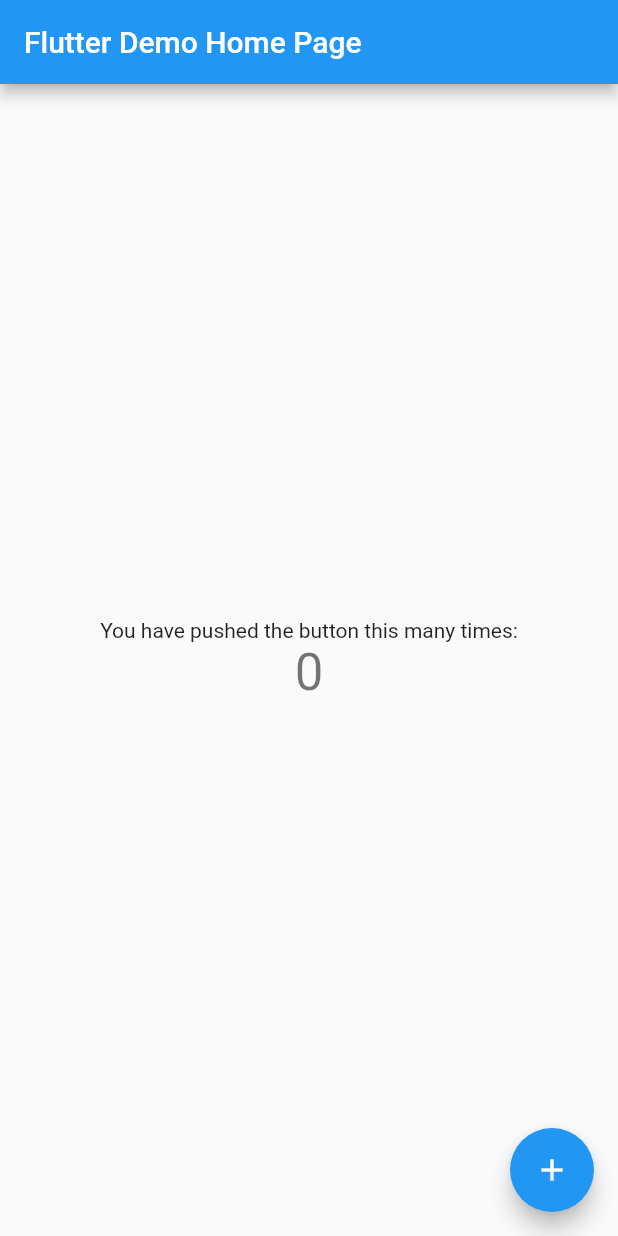
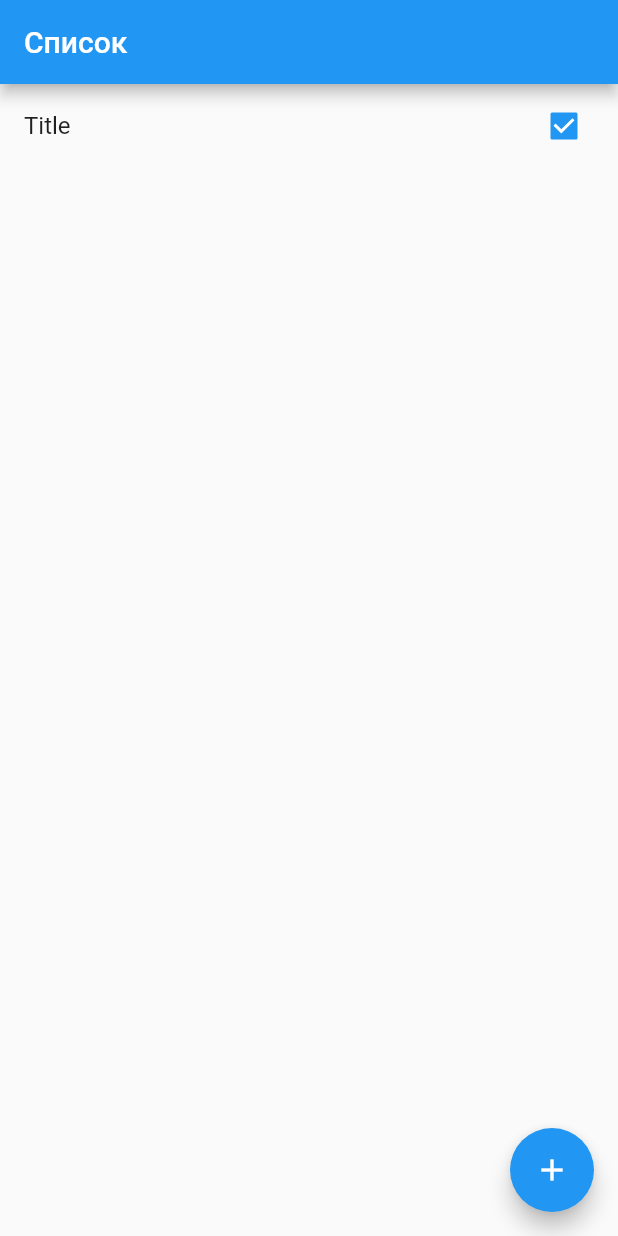
Before and after one commit to just-another-kirill-ilichev/sample_todo_app, a Flutter app: the screen it shows after launch, on a phone screen of 412 x 824 dp. Run offline on Flutter 3.47's test engine with Material 2 defaults, Android fonts, the phone set to English and light mode, and no system bars.

Commit message:
Added app routing

```diff
--- /dev/null
+++ b/lib/config/app_router.dart
@@ -0,0 +1,23 @@
+import 'package:flutter/material.dart';
+import 'package:sample_todo_app/page/add_todo_page/add_todo_page.dart';
+import 'package:sample_todo_app/page/todo_details_page/todo_details_page.dart';
+import 'package:sample_todo_app/page/todo_list_page/todo_list_page.dart';
+
+class AppRoute {
+  static const todo_list = 'todo_list';
+  static const todo_details = 'todo_details';
+  static const add_todo = 'add_todo';
+}
+
+class AppRouter {
+  static Route? onGenerateRoute(RouteSettings settings) {
+    switch (settings.name) {
+      case AppRoute.todo_list:
+        return MaterialPageRoute(builder: (_) => TodoListPage());
+      case AppRoute.todo_details:
+        return MaterialPageRoute(builder: (_) => TodoDetailsPage());
+      case AppRoute.add_todo:
+        return MaterialPageRoute(builder: (_) => AddTodoPage());
+    }
+  }
+}
--- a/lib/main.dart
+++ b/lib/main.dart
@@ -1,113 +1,20 @@
 import 'package:flutter/material.dart';
+import 'package:sample_todo_app/config/app_router.dart';
 
 void main() {
-  runApp(MyApp());
+  runApp(TodoApp());
 }
 
-class MyApp extends StatelessWidget {
-  // This widget is the root of your application.
+class TodoApp extends StatelessWidget {
   @override
   Widget build(BuildContext context) {
     return MaterialApp(
       title: 'Flutter Demo',
       theme: ThemeData(
-        // This is the theme of your application.
-        //
-        // Try running your application with "flutter run". You'll see the
-        // application has a blue toolbar. Then, without quitting the app, try
-        // changing the primarySwatch below to Colors.green and then invoke
-        // "hot reload" (press "r" in the console where you ran "flutter run",
-        // or simply save your changes to "hot reload" in a Flutter IDE).
-        // Notice that the counter didn't reset back to zero; the application
-        // is not restarted.
         primarySwatch: Colors.blue,
       ),
-      home: MyHomePage(title: 'Flutter Demo Home Page'),
+      initialRoute: AppRoute.todo_list,
+      onGenerateRoute: AppRouter.onGenerateRoute,
     );
   }
 }
-
-class MyHomePage extends StatefulWidget {
-  MyHomePage({Key? key, required this.title}) : super(key: key);
-
-  // This widget is the home page of your application. It is stateful, meaning
-  // that it has a State object (defined below) that contains fields that affect
-  // how it looks.
-
-  // This class is the configuration for the state. It holds the values (in this
-  // case the title) provided by the parent (in this case the App widget) and
-  // used by the build method of the State. Fields in a Widget subclass are
-  // always marked "final".
-
-  final String title;
-
-  @override
-  _MyHomePageState createState() => _MyHomePageState();
-}
-
-class _MyHomePageState extends State<MyHomePage> {
-  int _counter = 0;
-
-  void _incrementCounter() {
-    setState(() {
-      // This call to setState tells the Flutter framework that something has
-      // changed in this State, which causes it to rerun the build method below
-      // so that the display can reflect the updated values. If we changed
-      // _counter without calling setState(), then the build method would not be
-      // called again, and so nothing would appear to happen.
-      _counter++;
-    });
-  }
-
-  @override
-  Widget build(BuildContext context) {
-    // This method is rerun every time setState is called, for instance as done
-    // by the _incrementCounter method above.
-    //
-    // The Flutter framework has been optimized to make rerunning build methods
-    // fast, so that you can just rebuild anything that needs updating rather
-    // than having to individually change instances of widgets.
-    return Scaffold(
-      appBar: AppBar(
-        // Here we take the value from the MyHomePage object that was created by
-        // the App.build method, and use it to set our appbar title.
-        title: Text(widget.title),
-      ),
-      body: Center(
-        // Center is a layout widget. It takes a single child and positions it
-        // in the middle of the parent.
-        child: Column(
-          // Column is also a layout widget. It takes a list of children and
-          // arranges them vertically. By default, it sizes itself to fit its
-          // children horizontally, and tries to be as tall as its parent.
-          //
-          // Invoke "debug painting" (press "p" in the console, choose the
-          // "Toggle Debug Paint" action from the Flutter Inspector in Android
-          // Studio, or the "Toggle Debug Paint" command in Visual Studio Code)
-          // to see the wireframe for each widget.
-          //
-          // Column has various properties to control how it sizes itself and
-          // how it positions its children. Here we use mainAxisAlignment to
-          // center the children vertically; the main axis here is the vertical
-          // axis because Columns are vertical (the cross axis would be
-          // horizontal).
-          mainAxisAlignment: MainAxisAlignment.center,
-          children: <Widget>[
-            Text(
-              'You have pushed the button this many times:',
-            ),
-            Text(
-              '$_counter',
-              style: Theme.of(context).textTheme.headline4,
-            ),
-          ],
-        ),
-      ),
-      floatingActionButton: FloatingActionButton(
-        onPressed: _incrementCounter,
-        tooltip: 'Increment',
-        child: Icon(Icons.add),
-      ), // This trailing comma makes auto-formatting nicer for build methods.
-    );
-  }
-}
--- /dev/null
+++ b/lib/page/add_todo_page/add_todo_page.dart
@@ -0,0 +1,10 @@
+import 'package:flutter/material.dart';
+
+class AddTodoPage extends StatelessWidget {
+  const AddTodoPage({Key? key}) : super(key: key);
+
+  @override
+  Widget build(BuildContext context) {
+    return Scaffold();
+  }
+}
--- /dev/null
+++ b/lib/page/todo_details_page/todo_details_page.dart
@@ -0,0 +1,10 @@
+import 'package:flutter/material.dart';
+
+class TodoDetailsPage extends StatelessWidget {
+  const TodoDetailsPage({Key? key}) : super(key: key);
+
+  @override
+  Widget build(BuildContext context) {
+    return Scaffold();
+  }
+}
--- /dev/null
+++ b/lib/page/todo_list_page/todo_list_page.dart
@@ -0,0 +1,24 @@
+import 'package:flutter/material.dart';
+
+class TodoListPage extends StatelessWidget {
+  @override
+  Widget build(BuildContext context) {
+    return Scaffold(
+      appBar: AppBar(title: Text('Список')),
+      body: ListView(
+        children: [
+          CheckboxListTile(
+            value: true,
+            onChanged: (_) {},
+            title: Text('Title'),
+          )
+        ],
+      ),
+      floatingActionButton: FloatingActionButton(
+        onPressed: () {},
+        tooltip: 'Increment',
+        child: Icon(Icons.add),
+      ),
+    );
+  }
+}
```
